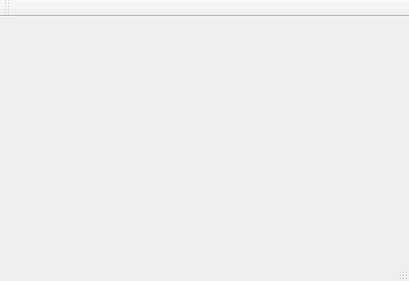
Before: the Qt Designer form execWinCmdServer2/mainwindow.ui in weilaidb/execCmd, drawn with Qt 5.
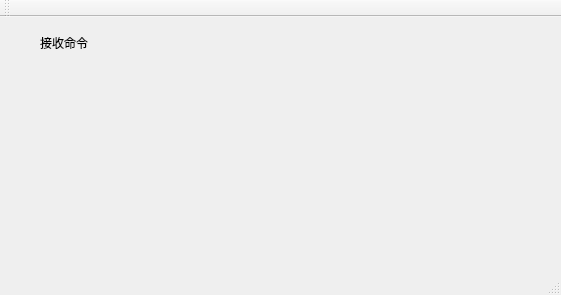
After: the same form once the commit is applied.

```diff
--- a/execWinCmdServer2/mainwindow.ui
+++ b/execWinCmdServer2/mainwindow.ui
@@ -6,14 +6,47 @@
    <rect>
     <x>0</x>
     <y>0</y>
-    <width>409</width>
-    <height>281</height>
+    <width>561</width>
+    <height>295</height>
    </rect>
   </property>
   <property name="windowTitle">
    <string>Win命令执行器</string>
   </property>
-  <widget class="QWidget" name="centralWidget"/>
+  <widget class="QWidget" name="centralWidget">
+   <widget class="QLabel" name="label">
+    <property name="geometry">
+     <rect>
+      <x>40</x>
+      <y>20</y>
+      <width>54</width>
+      <height>12</height>
+     </rect>
+    </property>
+    <property name="text">
+     <string>接收命令</string>
+    </property>
+   </widget>
+   <widget class="QLabel" name="label_receive">
+    <property name="geometry">
+     <rect>
+      <x>70</x>
+      <y>50</y>
+      <width>431</width>
+      <height>191</height>
+     </rect>
+    </property>
+    <property name="font">
+     <font>
+      <family>宋体</family>
+      <pointsize>12</pointsize>
+     </font>
+    </property>
+    <property name="text">
+     <string/>
+    </property>
+   </widget>
+  </widget>
   <widget class="QMenuBar" name="menuBar">
    <property name="geometry">
     <rect>
```
Left out of the diff: 2 changed lines with no effect on the pictures.
